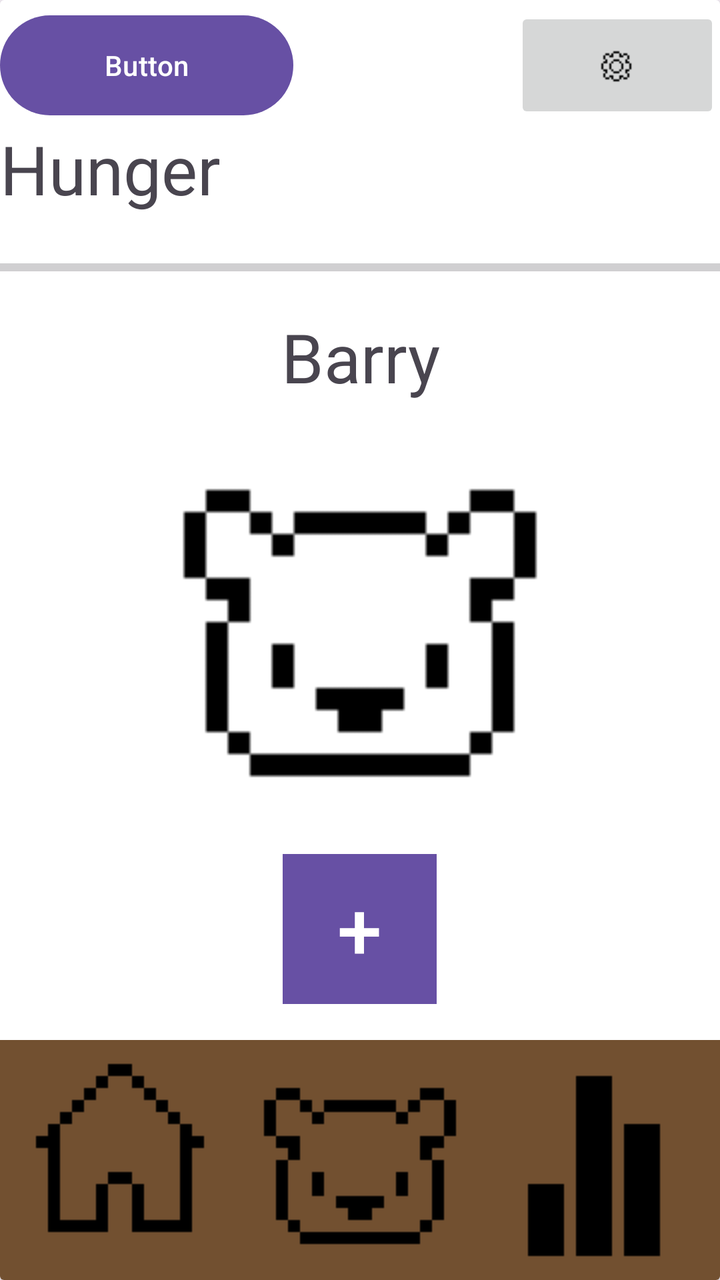
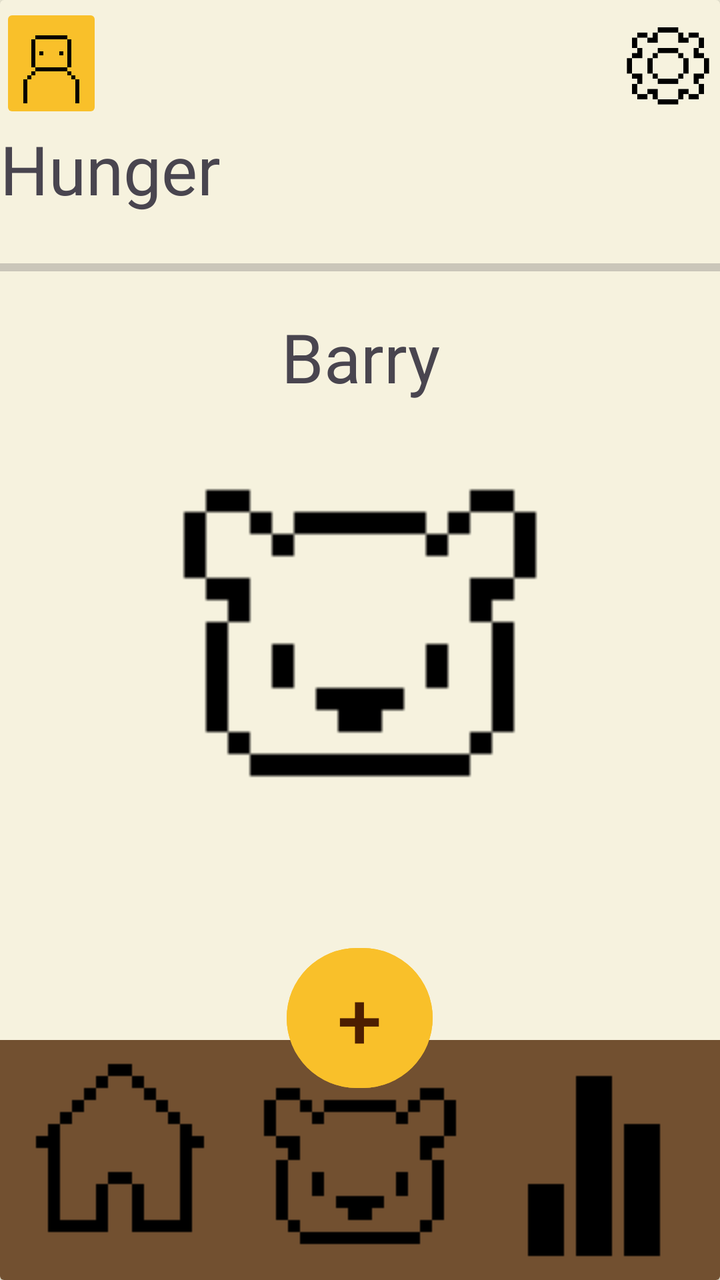

Two renders of the same Android screen: before a commit and after it. Below are the layout's source before the change and the commit's diff.
<!-- AndroidManifest.xml: application theme Theme.BeeBudgetingLimited -->
<!-- res/layout/activity_barry_care_screen.xml -->
<?xml version="1.0" encoding="utf-8"?>
<androidx.drawerlayout.widget.DrawerLayout xmlns:android="http://schemas.android.com/apk/res/android"
    xmlns:app="http://schemas.android.com/apk/res-auto"
    xmlns:tools="http://schemas.android.com/tools"
    android:id="@+id/main"
    android:layout_width="match_parent"
    android:layout_height="match_parent"
    tools:context=".BarryCareScreen">
    <androidx.cardview.widget.CardView
        android:layout_width="match_parent"
        android:layout_height="wrap_content">

        <LinearLayout
            android:id="@+id/text"
            android:layout_width="match_parent"
            android:layout_height="519dp"
            android:gravity="bottom"
            android:orientation="vertical">

            <LinearLayout
                android:layout_width="match_parent"
                android:layout_height="58dp"
                android:orientation="horizontal">

                <Button
                    android:id="@+id/ProfileBtn"
                    android:layout_width="270dp"
                    android:layout_height="match_parent"
                    android:layout_weight="1"
                    android:text="Button" />

                <ImageView
                    android:id="@+id/imageView3"
                    android:layout_width="234dp"
                    android:layout_height="wrap_content"
                    android:layout_weight="1"
                    android:alpha="0"
                    app:srcCompat="@drawable/house" />

                <ImageButton
                    android:id="@+id/Settingbtnprf"
                    android:layout_width="226dp"
                    android:layout_height="match_parent"
                    android:layout_weight="1"
                    app:srcCompat="@drawable/cogicon" />

            </LinearLayout>

            <LinearLayout
                android:layout_width="match_parent"
                android:layout_height="50dp"
                android:orientation="horizontal">

                <TextView
                    android:id="@+id/textView2"
                    android:layout_width="wrap_content"
                    android:layout_height="match_parent"
                    android:layout_weight="1"
                    android:text="Hunger"
                    android:textSize="34sp" />
            </LinearLayout>

            <ProgressBar
                android:id="@+id/progressBar"
                style="?android:attr/progressBarStyleHorizontal"
                android:layout_width="match_parent"
                android:layout_height="44dp" />

            <TextView
                android:id="@+id/textView6"
                android:layout_width="match_parent"
                android:layout_height="wrap_content"
                android:text="Barry"
                android:textAlignment="center"
                android:textSize="34sp" />

            <ImageView
                android:id="@+id/imageView2"
                android:layout_width="match_parent"
                android:layout_height="220dp"
                app:srcCompat="@drawable/bearicon" />

            <LinearLayout
                android:layout_width="match_parent"
                android:layout_height="98dp"
                android:layout_gravity="bottom"
                android:foregroundGravity="bottom"
                android:gravity="bottom"
                android:orientation="horizontal"></LinearLayout>

        </LinearLayout>

        <LinearLayout
            android:layout_width="match_parent"
            android:layout_height="213dp"
            android:layout_gravity="bottom"
            android:layout_weight="1"
            android:gravity="bottom"
            android:orientation="vertical">

            <Button
                android:id="@+id/Addbtn"
                android:layout_width="77dp"
                android:layout_height="76dp"
                android:layout_gravity="center"
                android:text="+"
                android:textColorLink="#f2c560"
                android:textSize="40dp"
                app:iconSize="50dp"
                android:background="#f2c560"/>

            <LinearLayout
                android:layout_width="match_parent"
                android:layout_height="138dp"
                android:layout_gravity="bottom"
                android:gravity="bottom"
                android:orientation="horizontal">

                <ImageButton
                    android:id="@+id/Homebtn"
                    android:layout_width="wrap_content"
                    android:layout_height="wrap_content"
                    android:layout_weight="1"
                    app:srcCompat="@drawable/houseicon"
                    android:background="#725030"/>

                <ImageButton
                    android:id="@+id/Barrybtn"
                    android:layout_width="wrap_content"
                    android:layout_height="wrap_content"
                    android:layout_weight="1"
                    app:srcCompat="@drawable/bearicon"
                    android:background="#725030"/>

                <ImageButton
                    android:id="@+id/Analyticsbtn"
                    android:layout_width="wrap_content"
                    android:layout_height="wrap_content"
                    android:layout_weight="1"
                    app:srcCompat="@drawable/analyticsicon"
                    android:background="#725030"/>

            </LinearLayout>
        </LinearLayout>

    </androidx.cardview.widget.CardView>
</androidx.drawerlayout.widget.DrawerLayout>
<!-- resources referenced by this layout -->
<resources>
  <!-- drawable analyticsicon: png bitmap (drawable, 346 bytes) -->
  <!-- drawable bearicon: png bitmap (drawable, 423 bytes) -->
  <!-- drawable cogicon: png bitmap (drawable, 168 bytes) -->
  <!-- drawable house: png bitmap (drawable, 413934 bytes) -->
  <!-- drawable houseicon: png bitmap (drawable, 405 bytes) -->
  <style name="Theme.BeeBudgetingLimited" parent="Base.Theme.BeeBudgetingLimited" />
  <style name="Base.Theme.BeeBudgetingLimited" parent="Theme.Material3.DayNight.NoActionBar">
          
          
      </style>
</resources>

<!-- the commit's change to res/layout/activity_barry_care_screen.xml (unified diff, before → after) -->
@@ -5,10 +5,13 @@
     android:id="@+id/main"
     android:layout_width="match_parent"
     android:layout_height="match_parent"
-    tools:context=".BarryCareScreen">
+    tools:context=".BarryCareScreen"
+    android:background="@color/Cream">
+
     <androidx.cardview.widget.CardView
         android:layout_width="match_parent"
-        android:layout_height="wrap_content">
+        android:layout_height="wrap_content"
+        app:cardBackgroundColor="@color/Cream">
 
         <LinearLayout
             android:id="@+id/text"
@@ -19,30 +22,34 @@
 
             <LinearLayout
                 android:layout_width="match_parent"
-                android:layout_height="58dp"
+                android:layout_height="60dp"
                 android:orientation="horizontal">
 
-                <Button
+                <ImageButton
                     android:id="@+id/ProfileBtn"
-                    android:layout_width="270dp"
-                    android:layout_height="match_parent"
-                    android:layout_weight="1"
-                    android:text="Button" />
+                    app:srcCompat="@drawable/profileicon"
+                    android:layout_width="0dp"
+                    android:layout_height="wrap_content"
+                    android:layout_weight="0.2"
+                    android:backgroundTint="@color/Bright_yellow"
+                    android:scaleType="centerCrop" />
 
                 <ImageView
                     android:id="@+id/imageView3"
-                    android:layout_width="234dp"
+                    android:layout_width="0dp"
                     android:layout_height="wrap_content"
                     android:layout_weight="1"
                     android:alpha="0"
                     app:srcCompat="@drawable/house" />
 
                 <ImageButton
-                    android:id="@+id/Settingbtnprf"
-                    android:layout_width="226dp"
+                    android:id="@+id/Settingsbtn"
+                    android:scaleType="fitCenter"
+                    android:layout_width="0dp"
                     android:layout_height="match_parent"
-                    android:layout_weight="1"
-                    app:srcCompat="@drawable/cogicon" />
+                    android:layout_weight="0.2"
+                    android:background="@android:color/transparent"
+                    app:srcCompat="@drawable/cogicon"/>
 
             </LinearLayout>
 
@@ -90,29 +97,15 @@
 
         </LinearLayout>
 
-        <LinearLayout
+        <RelativeLayout
+            android:id="@+id/bottomBar"
             android:layout_width="match_parent"
-            android:layout_height="213dp"
-            android:layout_gravity="bottom"
-            android:layout_weight="1"
-            android:gravity="bottom"
-            android:orientation="vertical">
-
-            <Button
-                android:id="@+id/Addbtn"
-                android:layout_width="77dp"
-                android:layout_height="76dp"
-                android:layout_gravity="center"
-                android:text="+"
-                android:textColorLink="#f2c560"
-                android:textSize="40dp"
-                app:iconSize="50dp"
-                android:background="#f2c560"/>
+            android:layout_height="170dp"
+            android:layout_gravity="bottom">
 
             <LinearLayout
                 android:layout_width="match_parent"
-                android:layout_height="138dp"
-                android:layout_gravity="bottom"
+                android:layout_height="match_parent"
                 android:gravity="bottom"
                 android:orientation="horizontal">
 
@@ -121,27 +114,41 @@
                     android:layout_width="wrap_content"
                     android:layout_height="wrap_content"
                     android:layout_weight="1"
-                    app:srcCompat="@drawable/houseicon"
-                    android:background="#725030"/>
+                    android:background="#725030"
+                    app:srcCompat="@drawable/houseicon" />
 
                 <ImageButton
                     android:id="@+id/Barrybtn"
                     android:layout_width="wrap_content"
                     android:layout_height="wrap_content"
                     android:layout_weight="1"
-                    app:srcCompat="@drawable/bearicon"
-                    android:background="#725030"/>
+                    android:background="#725030"
+                    app:srcCompat="@drawable/bearicon" />
 
                 <ImageButton
                     android:id="@+id/Analyticsbtn"
                     android:layout_width="wrap_content"
                     android:layout_height="wrap_content"
                     android:layout_weight="1"
-                    app:srcCompat="@drawable/analyticsicon"
-                    android:background="#725030"/>
+                    android:background="#725030"
+                    app:srcCompat="@drawable/analyticsicon" />
 
             </LinearLayout>
-        </LinearLayout>
+
+            <Button
+                android:id="@+id/Addbtn"
+                android:layout_width="73dp"
+                android:layout_height="78dp"
+                android:layout_centerHorizontal="true"
+                android:layout_marginTop="0dp"
+
+                android:backgroundTint="@color/Bright_yellow"
+                android:text="+"
+                android:textColor="@color/Dark_brown"
+                android:textColorLink="#f2c560"
+                android:textSize="40dp" />
+
+        </RelativeLayout>
 
     </androidx.cardview.widget.CardView>
 </androidx.drawerlayout.widget.DrawerLayout>
<!-- resource entries referenced after the edit -->
@@ -1,10 +1,14 @@
 <!-- resources referenced by this layout -->
 <resources>
+  <color name="Bright_yellow">#f9c02a</color>
+  <color name="Cream">#f6f2de</color>
+  <color name="Dark_brown">#4c1e01</color>
   <!-- drawable analyticsicon: png bitmap (drawable, 346 bytes) -->
   <!-- drawable bearicon: png bitmap (drawable, 423 bytes) -->
-  <!-- drawable cogicon: png bitmap (drawable, 168 bytes) -->
+  <!-- drawable cogicon: png bitmap (drawable, 702 bytes) -->
   <!-- drawable house: png bitmap (drawable, 413934 bytes) -->
   <!-- drawable houseicon: png bitmap (drawable, 405 bytes) -->
+  <!-- drawable profileicon: png bitmap (drawable, 471 bytes) -->
   <style name="Theme.BeeBudgetingLimited" parent="Base.Theme.BeeBudgetingLimited" />
   <style name="Base.Theme.BeeBudgetingLimited" parent="Theme.Material3.DayNight.NoActionBar">
           
